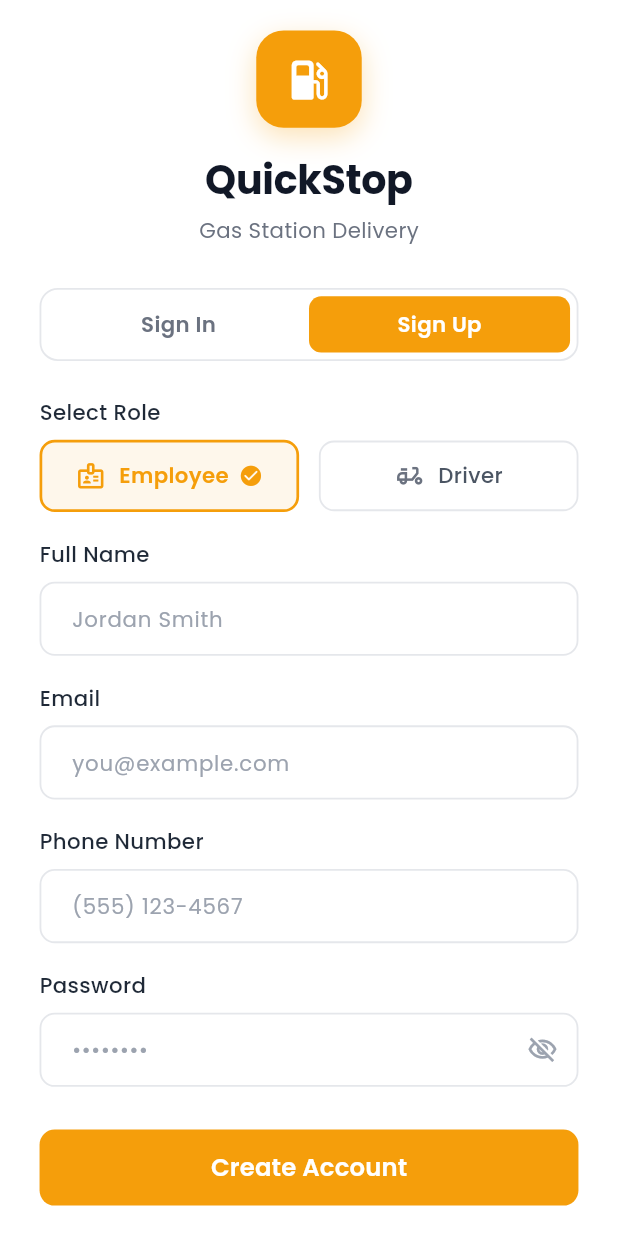
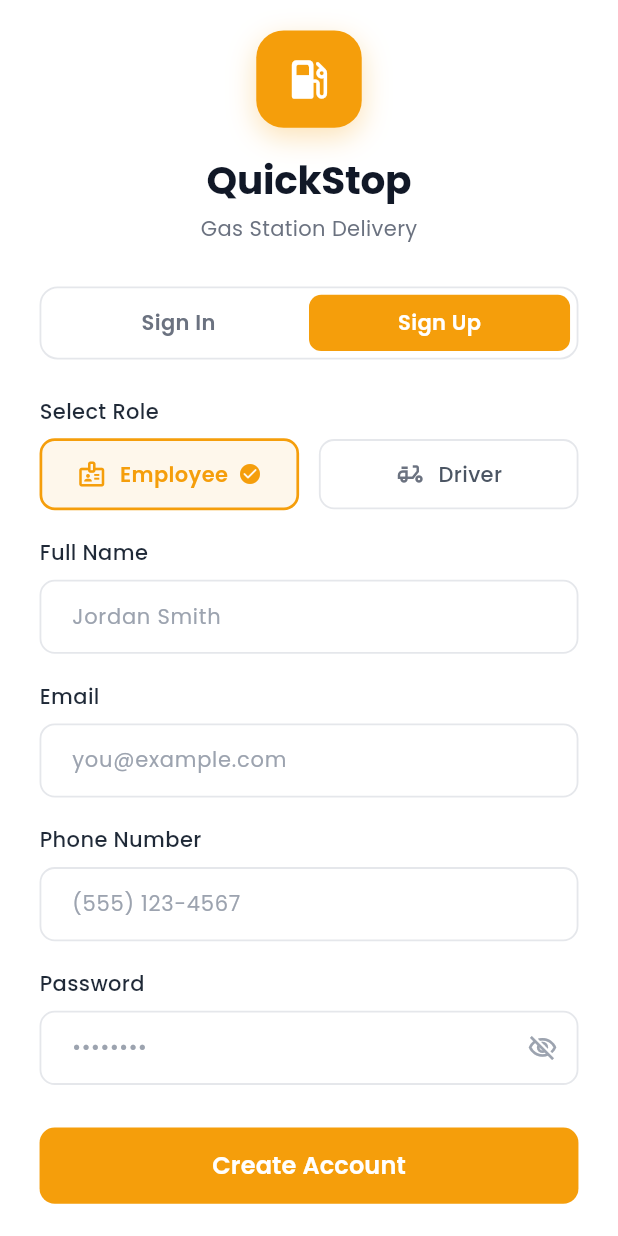
Before and after one commit to sesakilhossen302/employee_food_delivery_app, a Flutter app: the screen it shows after launch, after a tap on "Sign Up", on a phone screen of 412 x 824 dp. Run offline on Flutter 3.47's test engine with Material 3 defaults, Android fonts, the phone set to English and light mode, and no system bars; our stand-ins replace cached_network_image, flutter_screenutil, flutter_spinkit, flutter_svg, fluttertoast, get and 5 more.

Commit message:
fix(runtime): prevent StrutStyle assertion failure and disable premature socket connection

```diff
--- a/lib/View/Screen/Auth/SignIn/sign_in_screen.dart
+++ b/lib/View/Screen/Auth/SignIn/sign_in_screen.dart
@@ -46,7 +46,7 @@ class SignInScreen extends StatelessWidget {
                       child: Icon(
                         Icons.local_gas_station_rounded,
                         color: Colors.white,
-                        size: 34.sp,
+                        size: 34,
                       ),
                     ),
                   ),
@@ -56,7 +56,7 @@ class SignInScreen extends StatelessWidget {
                   Text(
                     'QuickStop',
                     style: GoogleFonts.poppins(
-                      fontSize: 26.sp,
+                      fontSize: 26,
                       fontWeight: FontWeight.w700,
                       color: const Color(0xFF111827),
                       letterSpacing: -0.2,
@@ -68,7 +68,7 @@ class SignInScreen extends StatelessWidget {
                   Text(
                     'Gas Station Delivery',
                     style: GoogleFonts.poppins(
-                      fontSize: 14.sp,
+                      fontSize: 14,
                       fontWeight: FontWeight.w400,
                       color: const Color(0xFF6B7280),
                     ),
@@ -106,7 +106,7 @@ class SignInScreen extends StatelessWidget {
                                   child: Text(
                                     'Sign In',
                                     style: GoogleFonts.poppins(
-                                      fontSize: 14.sp,
+                                      fontSize: 14,
                                       fontWeight: FontWeight.w600,
                                       color: controller.selectedTab.value == 0
                                           ? Colors.white
@@ -134,7 +134,7 @@ class SignInScreen extends StatelessWidget {
                                   child: Text(
                                     'Sign Up',
                                     style: GoogleFonts.poppins(
-                                      fontSize: 14.sp,
+                                      fontSize: 14,
                                       fontWeight: FontWeight.w600,
                                       color: controller.selectedTab.value == 1
                                           ? Colors.white
@@ -177,7 +177,7 @@ class SignInScreen extends StatelessWidget {
         Text(
           'Email',
           style: GoogleFonts.poppins(
-            fontSize: 14.sp,
+            fontSize: 14,
             fontWeight: FontWeight.w500,
             color: const Color(0xFF1F2937),
           ),
@@ -189,7 +189,7 @@ class SignInScreen extends StatelessWidget {
           controller: controller.emailController,
           keyboardType: TextInputType.emailAddress,
           style: GoogleFonts.poppins(
-            fontSize: 14.sp,
+            fontSize: 14,
             color: const Color(0xFF111827),
           ),
           decoration: _inputDecoration(
@@ -214,7 +214,7 @@ class SignInScreen extends StatelessWidget {
             Text(
               'Password',
               style: GoogleFonts.poppins(
-                fontSize: 14.sp,
+                fontSize: 14,
                 fontWeight: FontWeight.w500,
                 color: const Color(0xFF1F2937),
               ),
@@ -224,7 +224,7 @@ class SignInScreen extends StatelessWidget {
               child: Text(
                 'Forgot password?',
                 style: GoogleFonts.poppins(
-                  fontSize: 13.sp,
+                  fontSize: 13,
                   fontWeight: FontWeight.w600,
                   color: AppColors.primaryColor,
                 ),
@@ -239,7 +239,7 @@ class SignInScreen extends StatelessWidget {
               controller: controller.passwordController,
               obscureText: controller.isPasswordHidden.value,
               style: GoogleFonts.poppins(
-                fontSize: 14.sp,
+                fontSize: 14,
                 color: const Color(0xFF111827),
               ),
               decoration: _inputDecoration(
@@ -250,7 +250,7 @@ class SignInScreen extends StatelessWidget {
                         ? Icons.visibility_off_outlined
                         : Icons.visibility_outlined,
                     color: const Color(0xFF9CA3AF),
-                    size: 20.sp,
+                    size: 20,
                   ),
                   onPressed: controller.togglePasswordVisibility,
                 ),
@@ -297,7 +297,7 @@ class SignInScreen extends StatelessWidget {
                     : Text(
                         'Sign In',
                         style: GoogleFonts.poppins(
-                          fontSize: 16.sp,
+                          fontSize: 16,
                           fontWeight: FontWeight.w600,
                           color: Colors.white,
                         ),
@@ -317,7 +317,7 @@ class SignInScreen extends StatelessWidget {
         Text(
           'Select Role',
           style: GoogleFonts.poppins(
-            fontSize: 14.sp,
+            fontSize: 14,
             fontWeight: FontWeight.w500,
             color: const Color(0xFF1F2937),
           ),
@@ -352,7 +352,7 @@ class SignInScreen extends StatelessWidget {
         Text(
           'Full Name',
           style: GoogleFonts.poppins(
-            fontSize: 14.sp,
+            fontSize: 14,
             fontWeight: FontWeight.w500,
             color: const Color(0xFF1F2937),
           ),
@@ -362,7 +362,7 @@ class SignInScreen extends StatelessWidget {
           controller: controller.nameController,
           keyboardType: TextInputType.name,
           style: GoogleFonts.poppins(
-            fontSize: 14.sp,
+            fontSize: 14,
             color: const Color(0xFF111827),
           ),
           decoration: _inputDecoration(hintText: 'Jordan Smith'),
@@ -379,7 +379,7 @@ class SignInScreen extends StatelessWidget {
         Text(
           'Email',
           style: GoogleFonts.poppins(
-            fontSize: 14.sp,
+            fontSize: 14,
             fontWeight: FontWeight.w500,
             color: const Color(0xFF1F2937),
           ),
@@ -389,7 +389,7 @@ class SignInScreen extends StatelessWidget {
           controller: controller.emailController,
           keyboardType: TextInputType.emailAddress,
           style: GoogleFonts.poppins(
-            fontSize: 14.sp,
+            fontSize: 14,
             color: const Color(0xFF111827),
           ),
           decoration: _inputDecoration(hintText: 'you@example.com'),
@@ -409,7 +409,7 @@ class SignInScreen extends StatelessWidget {
         Text(
           'Phone Number',
           style: GoogleFonts.poppins(
-            fontSize: 14.sp,
+            fontSize: 14,
             fontWeight: FontWeight.w500,
             color: const Color(0xFF1F2937),
           ),
@@ -419,7 +419,7 @@ class SignInScreen extends StatelessWidget {
           controller: controller.phoneController,
           keyboardType: TextInputType.phone,
           style: GoogleFonts.poppins(
-            fontSize: 14.sp,
+            fontSize: 14,
             color: const Color(0xFF111827),
           ),
           decoration: _inputDecoration(hintText: '(555) 123-4567'),
@@ -436,7 +436,7 @@ class SignInScreen extends StatelessWidget {
         Text(
           'Password',
           style: GoogleFonts.poppins(
-            fontSize: 14.sp,
+            fontSize: 14,
             fontWeight: FontWeight.w500,
             color: const Color(0xFF1F2937),
           ),
@@ -446,7 +446,7 @@ class SignInScreen extends StatelessWidget {
               controller: controller.passwordController,
               obscureText: controller.isPasswordHidden.value,
               style: GoogleFonts.poppins(
-                fontSize: 14.sp,
+                fontSize: 14,
                 color: const Color(0xFF111827),
               ),
               decoration: _inputDecoration(
@@ -457,7 +457,7 @@ class SignInScreen extends StatelessWidget {
                         ? Icons.visibility_off_outlined
                         : Icons.visibility_outlined,
                     color: const Color(0xFF9CA3AF),
-                    size: 20.sp,
+                    size: 20,
                   ),
                   onPressed: controller.togglePasswordVisibility,
                 ),
@@ -504,7 +504,7 @@ class SignInScreen extends StatelessWidget {
                     : Text(
                         'Create Account',
                         style: GoogleFonts.poppins(
-                          fontSize: 16.sp,
+                          fontSize: 16,
                           fontWeight: FontWeight.w600,
                           color: Colors.white,
                         ),
@@ -545,7 +545,7 @@ class SignInScreen extends StatelessWidget {
           children: [
             Icon(
               icon,
-              size: 20.sp,
+              size: 20,
               color: isSelected
                   ? AppColors.primaryColor
                   : const Color(0xFF6B7280),
@@ -554,7 +554,7 @@ class SignInScreen extends StatelessWidget {
             Text(
               title,
               style: GoogleFonts.poppins(
-                fontSize: 14.sp,
+                fontSize: 14,
                 fontWeight: isSelected ? FontWeight.w600 : FontWeight.w500,
                 color: isSelected
                     ? AppColors.primaryColor
@@ -565,7 +565,7 @@ class SignInScreen extends StatelessWidget {
               SizedBox(width: 6.w),
               Icon(
                 Icons.check_circle_rounded,
-                size: 16.sp,
+                size: 16,
                 color: AppColors.primaryColor,
               ),
             ],
@@ -582,7 +582,7 @@ class SignInScreen extends StatelessWidget {
     return InputDecoration(
       hintText: hintText,
       hintStyle: GoogleFonts.poppins(
-        fontSize: 14.sp,
+        fontSize: 14,
         color: const Color(0xFF9CA3AF),
         fontWeight: FontWeight.w400,
       ),
--- a/lib/main.dart
+++ b/lib/main.dart
@@ -5,13 +5,11 @@ import 'package:get/get.dart';
 import 'Core/AppRoute/app_route.dart';
 import 'Core/Dependency/dependency.dart';
 import 'View/Widgegt/DeviceUtils/device_utils.dart';
-import 'service/socket_service.dart';
 
 void main() {
   WidgetsFlutterBinding.ensureInitialized();
   DeviceUtils.lockDevicePortrait();
   DependencyInjection di = DependencyInjection();
-  SocketApi.init();
   di.dependencies();
   runApp(const MyApp());
 }
```
